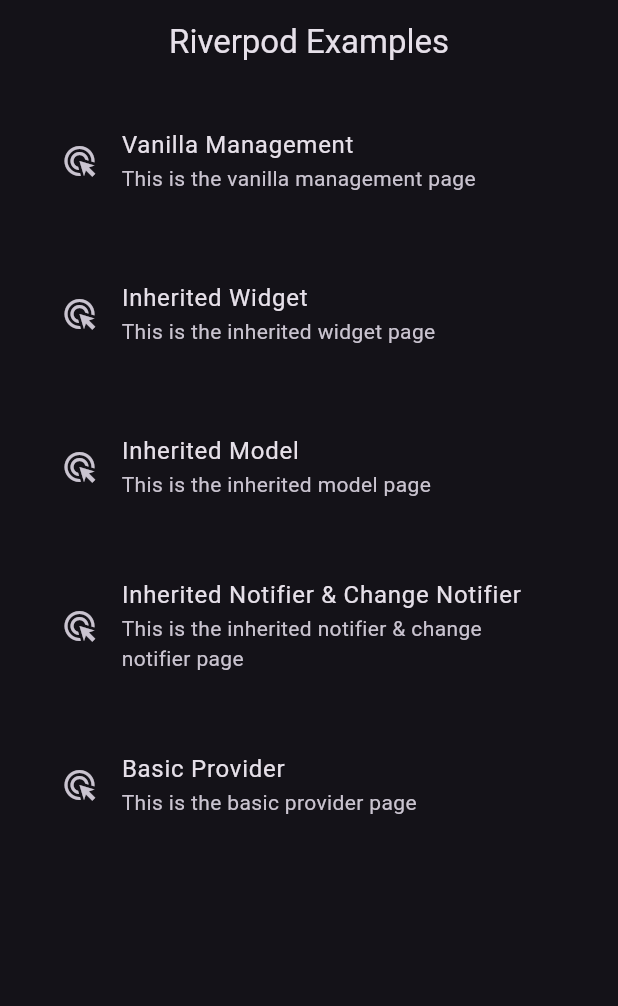
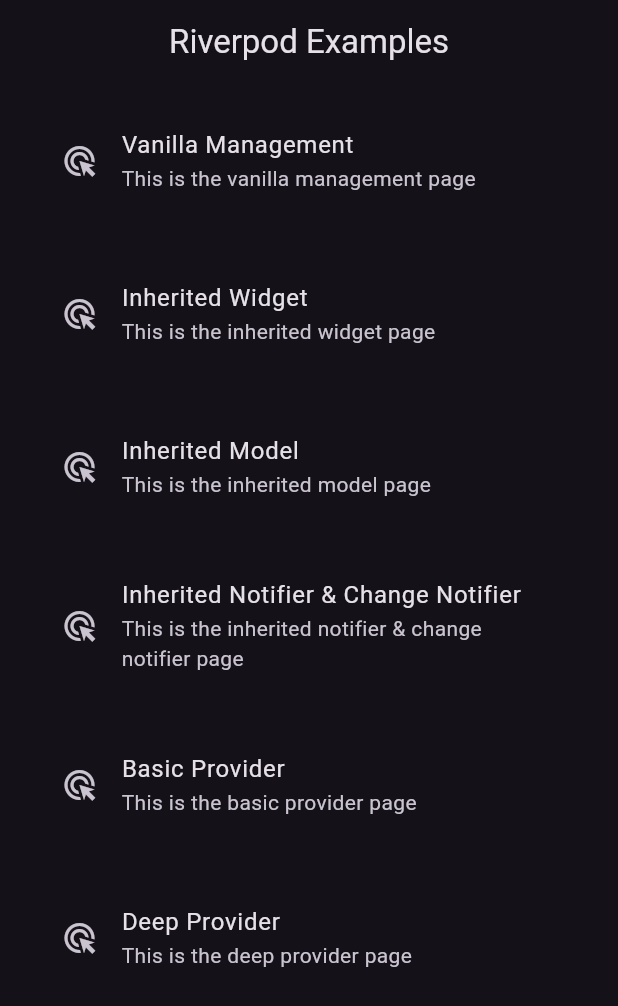
Before and after one commit to yamisagi/state_management_examples, a Flutter app: the screen it shows after launch, on a phone screen of 412 x 824 dp. Shown: the top 1006 px of the screen. Run offline on Flutter 3.47's test engine with Material 2 defaults, Android fonts, the phone set to English and light mode, and no system bars.

Commit message:
Deep Provider Explanation

```diff
--- a/lib/constants/route_constant.dart
+++ b/lib/constants/route_constant.dart
@@ -1,6 +1,7 @@
 import 'package:state_management_examples/materials/inherited_model/view/home_page.dart';
 import 'package:state_management_examples/materials/inheritednotifier_changenotifier/view/home_view.dart';
 import 'package:state_management_examples/materials/provider_examples/basic_example/view/provider_home.dart';
+import 'package:state_management_examples/materials/provider_examples/deep_example/view/time_view.dart';
 import 'package:state_management_examples/materials/stateful_app/provider/mock_provider.dart';
 import 'package:state_management_examples/materials/stateful_app/service/mock_api.dart';
 import 'package:state_management_examples/materials/stateful_app/view/home_view.dart';
@@ -51,6 +52,12 @@
       'route': '/basic_provider',
       'page': const ProviderHome(),
       'subtitle': 'This is the basic provider page',
+    },
+    {
+      'title': 'Deep Provider',
+      'route': '/deep_provider',
+      'page': const TimeHome(),
+      'subtitle': 'This is the deep provider page',
     }
   ];
 }
--- a/lib/main.dart
+++ b/lib/main.dart
@@ -2,6 +2,7 @@
 import 'package:provider/provider.dart';
 import 'package:state_management_examples/constants/route_constant.dart';
 import 'package:state_management_examples/materials/provider_examples/basic_example/widget/bread_crumb_notifier.dart';
+import 'package:state_management_examples/materials/provider_examples/deep_example/provider/object_provider.dart';
 import 'package:state_management_examples/theme/app_theme.dart';
 
 void main() => runApp(const StateManagementApp());
@@ -11,10 +12,19 @@
 
   @override
   Widget build(BuildContext context) {
-    // ChangeNotifierProvider ile BreadCrumbNotifier'a erişim sağlıyoruz.
-    // Bu sayede BreadCrumbNotifier'da bulunan değişkenler ve metotlara erişim sağlayabiliriz.
-    return ChangeNotifierProvider(
-      create: (__) => BreadCrumbNotifier(),
+    // MultiProvider ile birden fazla provider'a erişim sağlıyoruz.
+    return MultiProvider(
+      providers: [
+        // ChangeNotifierProvider ile BreadCrumbNotifier'a erişim sağlıyoruz.
+        // Bu sayede BreadCrumbNotifier'da bulunan değişkenler ve metotlara erişim sağlayabiliriz.
+        ChangeNotifierProvider(
+          create: (context) => BreadCrumbNotifier(),
+        ),
+        // ChangeNotifierProvider ile ObjectProvider'a erişim sağlıyoruz.
+        ChangeNotifierProvider(
+          create: (context) => ObjectProvider(),
+        ),
+      ],
       child: MaterialApp(
         debugShowCheckedModeBanner: false,
         theme: ProductTheme.darkTheme,
--- /dev/null
+++ b/lib/materials/provider_examples/deep_example/objects/base_object.dart
@@ -0,0 +1,33 @@
+import 'package:flutter/foundation.dart' show immutable;
+import 'package:uuid/uuid.dart';
+
+// Bir base class oluşturuyoruz.
+// Bu class'ın içinde id ve lastUpdated değişkenleri olacak.
+// Ve bundan türeyen class'lar bu değişkenleri kullanacak.
+
+@immutable
+class BaseObject {
+  final String id;
+  final String lastUpdated;
+
+  BaseObject()
+      : id = const Uuid().v4(),
+        lastUpdated = DateTime.utc(
+          DateTime.now().hour,
+          DateTime.now().minute,
+          DateTime.now().second,
+        )
+            .toIso8601String() //
+            .substring(2, 10)
+            .replaceAll('-', ':');
+
+  @override
+  bool operator ==(Object other) {
+    if (identical(this, other)) return true;
+
+    return other is BaseObject && other.id == id;
+  }
+
+  @override
+  int get hashCode => id.hashCode;
+}
--- /dev/null
+++ b/lib/materials/provider_examples/deep_example/objects/cheap_object.dart
@@ -0,0 +1,5 @@
+import 'package:flutter/foundation.dart' show immutable;
+import 'package:state_management_examples/materials/provider_examples/deep_example/objects/base_object.dart';
+
+@immutable
+class CheapObject extends BaseObject {}
--- /dev/null
+++ b/lib/materials/provider_examples/deep_example/objects/expensive_object.dart
@@ -0,0 +1,5 @@
+import 'package:flutter/foundation.dart' show immutable;
+import 'package:state_management_examples/materials/provider_examples/deep_example/objects/base_object.dart';
+
+@immutable
+class ExpensiveObject  extends BaseObject {}
--- /dev/null
+++ b/lib/materials/provider_examples/deep_example/provider/object_provider.dart
@@ -0,0 +1,110 @@
+// ignore_for_file: public_member_api_docs, sort_constructors_first
+// Üç farklı widget için bir base class oluşturuyoruz.
+
+import 'dart:async';
+import 'dart:math';
+
+import 'package:flutter/material.dart';
+import 'package:state_management_examples/materials/provider_examples/deep_example/objects/cheap_object.dart';
+import 'package:state_management_examples/materials/provider_examples/deep_example/objects/expensive_object.dart';
+import 'package:uuid/uuid.dart';
+
+// ObjectProvider sınıfı, ChangeNotifier sınıfından türettiğimiz içerisinde BaseObject'ten türetilmiş
+// CheapObject ve ExpensiveObject sınıflarının değerlerini içeren bir sınıf olarak düşünebiliriz.
+// Bu sınıf içerisindeki değişkenlerin değerlerini değiştirdiğimizde, bu değişikliklerin tüm dinleyici widget'lar tarafından,
+// notifyListeners() metodu çağrıldığında algılanması için ChangeNotifier sınıfından türetildiğini unutmayalım.
+
+class ObjectProvider extends ChangeNotifier {
+  /// id değişkeni, bu sınıfın bir örneğinin oluşturulduğu anın tarih ve saati ile birlikte
+  /// rastgele bir UUID değeri ile birlikte oluşturuluyor.
+  /// [BaseObject] sınıfından türetilen [CheapObject] ve [ExpensiveObject] sınıflarının referanslarını tutuyor.
+
+  late String id;
+
+  /// [CheapObject] sınıfından türetilen bir nesne oluşturuyoruz. Ve her constructor çağrıldığında bu nesnenin değeri değişiyor.
+
+  late CheapObject cheapObject;
+  late Color cheapObjectColor;
+  late Color expensiveObjectColor;
+
+  /// [ExpensiveObject] sınıfından türetilen bir nesne oluşturuyoruz. Ve her constructor çağrıldığında bu nesnenin değeri değişiyor.
+  late ExpensiveObject expensiveObject;
+
+  /// [StreamSubscription] sınıfından türetilen iki nesne oluşturuyoruz. Bu nesneler, [CheapObject] ve [ExpensiveObject] sınıfları için
+  /// Periodik olarak değerlerini değiştirmek için kullanılacak.
+
+  late StreamSubscription _cheapObjectSubscription;
+  late StreamSubscription _expensiveObjectSubscription;
+
+  final List<Color> _colors = [
+    Colors.red,
+    Colors.green,
+    Colors.blue,
+    Colors.yellow,
+    Colors.purple,
+    Colors.orange,
+    Colors.pink,
+    Colors.teal,
+    Colors.cyan,
+    Colors.lime,
+    Colors.indigo,
+    Colors.brown,
+    Colors.grey,
+    Colors.amber,
+    Colors.deepOrange,
+    Colors.deepPurple,
+    Colors.lightBlue,
+    Colors.lightGreen,
+    Colors.limeAccent,
+    Colors.blueGrey,
+  ];
+
+  ObjectProvider() {
+    id = const Uuid().v4();
+    cheapObject = CheapObject();
+    expensiveObject = ExpensiveObject();
+    cheapObjectColor = _colors[0];
+    expensiveObjectColor = _colors[1];
+    start();
+  }
+
+  CheapObject get cheapObjectValue => cheapObject;
+  ExpensiveObject get expensiveObjectValue => expensiveObject;
+  @override
+  void notifyListeners() {
+    id = const Uuid().v4();
+    super.notifyListeners();
+  }
+
+  /// [start] metodu, [CheapObject] ve [ExpensiveObject] sınıflarının değerlerini değiştirmek için kullanılacak olan
+  /// [Stream] nesnelerini oluşturuyor.
+  /// Bu nesnelerin değerlerini değiştirmek için kullanılacak olan [StreamSubscription] nesnelerini de oluşturuyor.
+
+  void start() {
+    _cheapObjectSubscription =
+        Stream.periodic(const Duration(seconds: 1)).listen((_) {
+      cheapObject = CheapObject();
+
+      /// [Random] sınıfından türetilen bir nesne oluşturuyoruz. Bu nesne ile [_colors] listesinden
+      /// rastgele bir renk değeri seçiyoruz.
+      cheapObjectColor = _colors[Random().nextInt(_colors.length)];
+      notifyListeners();
+    });
+
+    _expensiveObjectSubscription =
+        Stream.periodic(const Duration(seconds: 5)).listen((_) {
+      expensiveObject = ExpensiveObject();
+
+      /// [Random] sınıfından türetilen bir nesne oluşturuyoruz. Bu nesne ile [_colors] listesinden
+      /// rastgele bir renk değeri seçiyoruz.
+      expensiveObjectColor = _colors[Random().nextInt(_colors.length)];
+      notifyListeners();
+    });
+  }
+
+  /// [stop] metodu, [CheapObject] ve [ExpensiveObject] [StreamSubscription] nesnelerini iptal ediyor.
+  void stop() {
+    _cheapObjectSubscription.cancel();
+    _expensiveObjectSubscription.cancel();
+  }
+}
```
Also changed, not shown: lib/materials/provider_examples/deep_example/view/time_view.dart (added, +51 -0 lines), lib/materials/provider_examples/deep_example/widget/cheap_widget.dart (added, +34 -0 lines), lib/materials/provider_examples/deep_example/widget/expensive_widget.dart (added, +32 -0 lines), lib/materials/provider_examples/deep_example/widget/object_id_widget.dart (added, +22 -0 lines), lib/materials/provider_examples/notes.dart (renamed from lib/materials/provider_examples/basic_example/notes.dart), 1 other file.
